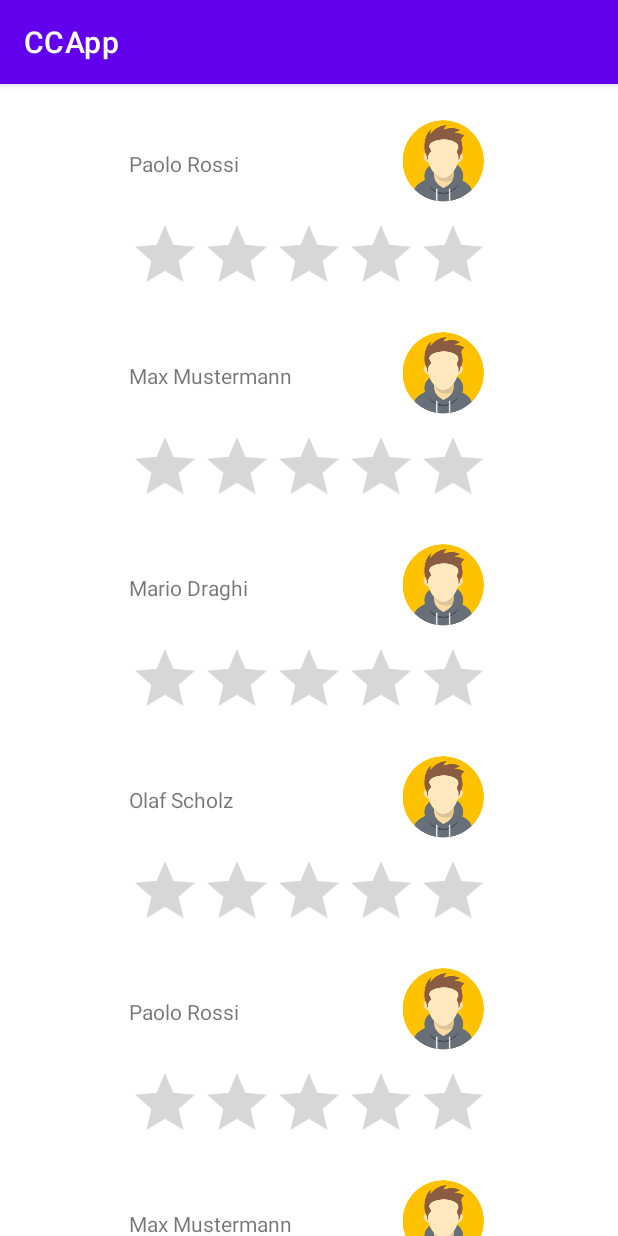
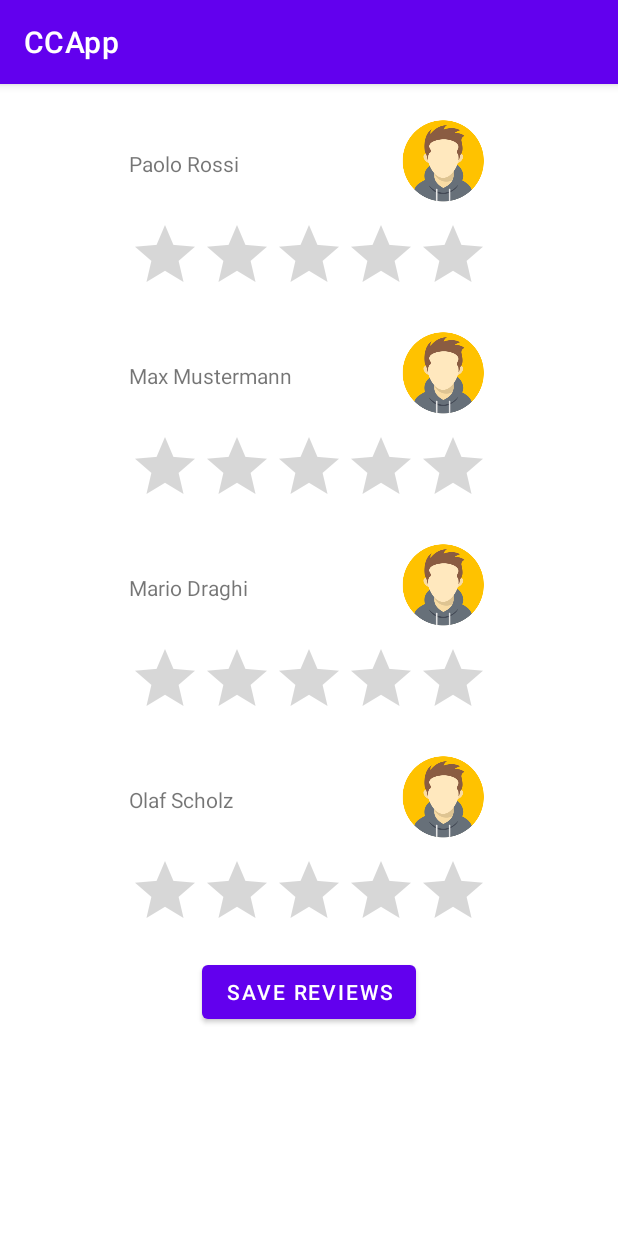
Before and after one commit to FS93/CCApp, an Android app: the ReviewActivity screen opened directly, with no data from a screen before it, on a phone screen of 412 x 824 dp. Run offline under Robolectric (Android 15) with nearby library versions, the phone set to English and light mode, and no system bars.

Commit message:
ReviewActivity - Added Button "Save Reviews"

```diff
--- a/app/src/main/java/com/example/ccapp/ReviewActivity.kt
+++ b/app/src/main/java/com/example/ccapp/ReviewActivity.kt
@@ -17,14 +17,6 @@
             Review("Paolo Rossi", R.drawable.avatar),
             Review("Max Mustermann", R.drawable.avatar),
             Review("Mario Draghi", R.drawable.avatar),
-            Review("Olaf Scholz", R.drawable.avatar),
-            Review("Paolo Rossi", R.drawable.avatar),
-            Review("Max Mustermann", R.drawable.avatar),
-            Review("Mario Draghi", R.drawable.avatar),
-            Review("Olaf Scholz", R.drawable.avatar),
-            Review("Paolo Rossi", R.drawable.avatar),
-            Review("Max Mustermann", R.drawable.avatar),
-            Review("Mario Draghi", R.drawable.avatar),
             Review("Olaf Scholz", R.drawable.avatar)
         )
 
--- a/app/src/main/res/layout/activity_review.xml
+++ b/app/src/main/res/layout/activity_review.xml
@@ -15,5 +15,16 @@
         app:layout_constraintTop_toTopOf="parent"
         android:layout_margin="16dp"/>
 
+    <Button
+        android:id="@+id/btnSaveReviews"
+        android:layout_width="wrap_content"
+        android:layout_height="wrap_content"
+        android:text="Save Reviews"
+        app:layout_constraintStart_toStartOf="parent"
+        app:layout_constraintEnd_toEndOf="parent"
+        app:layout_constraintHorizontal_bias="0.5"
+        android:layout_marginBottom="20dp"
+        app:layout_constraintTop_toBottomOf="@id/rvReviews" />
+
 
 </androidx.constraintlayout.widget.ConstraintLayout>
```
